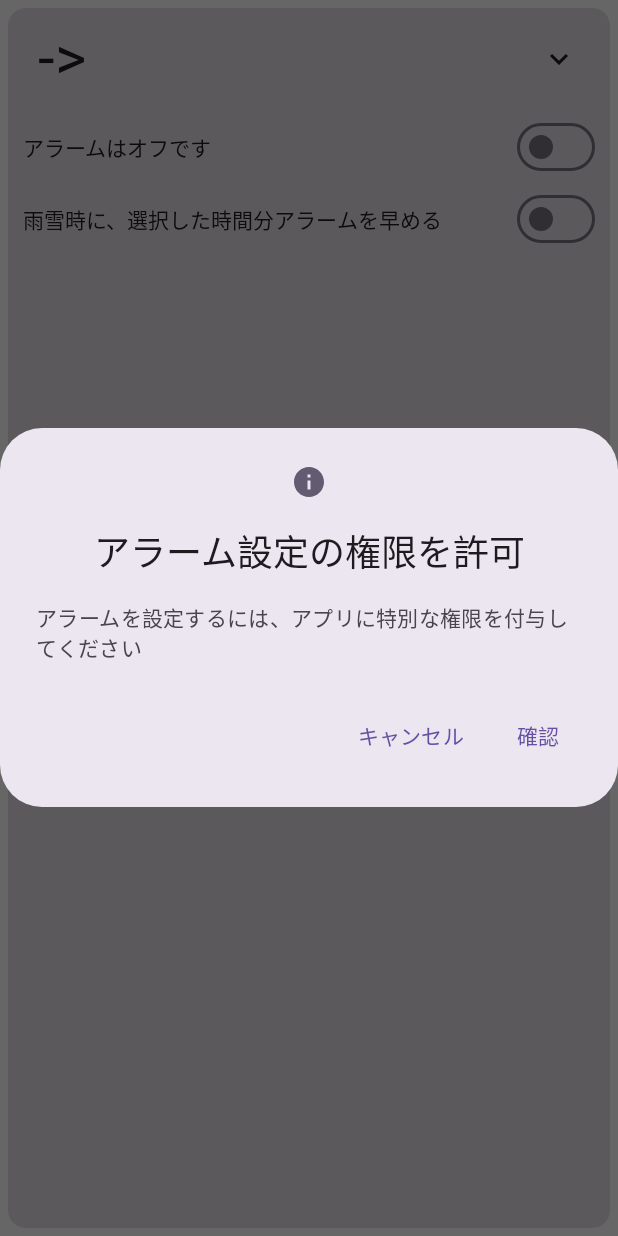
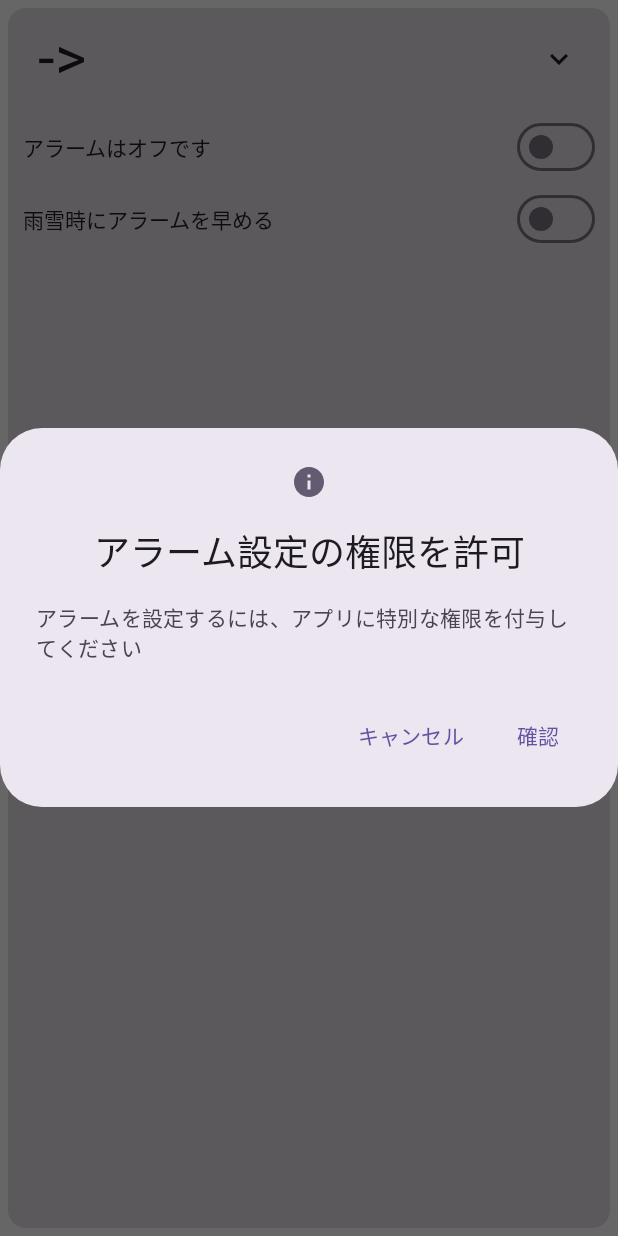
Before and after one commit to tera330/WeatherAlarmApp, an Android app built with Jetpack Compose: the @Preview function AlarmItemPreview, on a phone screen of 412 x 824 dp. Run offline under Robolectric (Android 15) with nearby library versions, the phone set to English and light mode, and no system bars.

Commit message:
UIのテキストを一部変更

```diff
--- a/app/src/main/java/com/example/weatheralarmapp/ui/alarm/AlarmItem.kt
+++ b/app/src/main/java/com/example/weatheralarmapp/ui/alarm/AlarmItem.kt
@@ -211,7 +211,7 @@ fun AlarmItem(
 
             TextSwitchRow(
                 modifier = modifier,
-                text = "雨雪時に、選択した時間分アラームを早める",
+                text = "雨雪時にアラームを早める",
                 isChecked = alarmUiState.isWeatherForecastOn,
                 onSwitch = {
                     onSwitchWeatherForecast(it)
```
